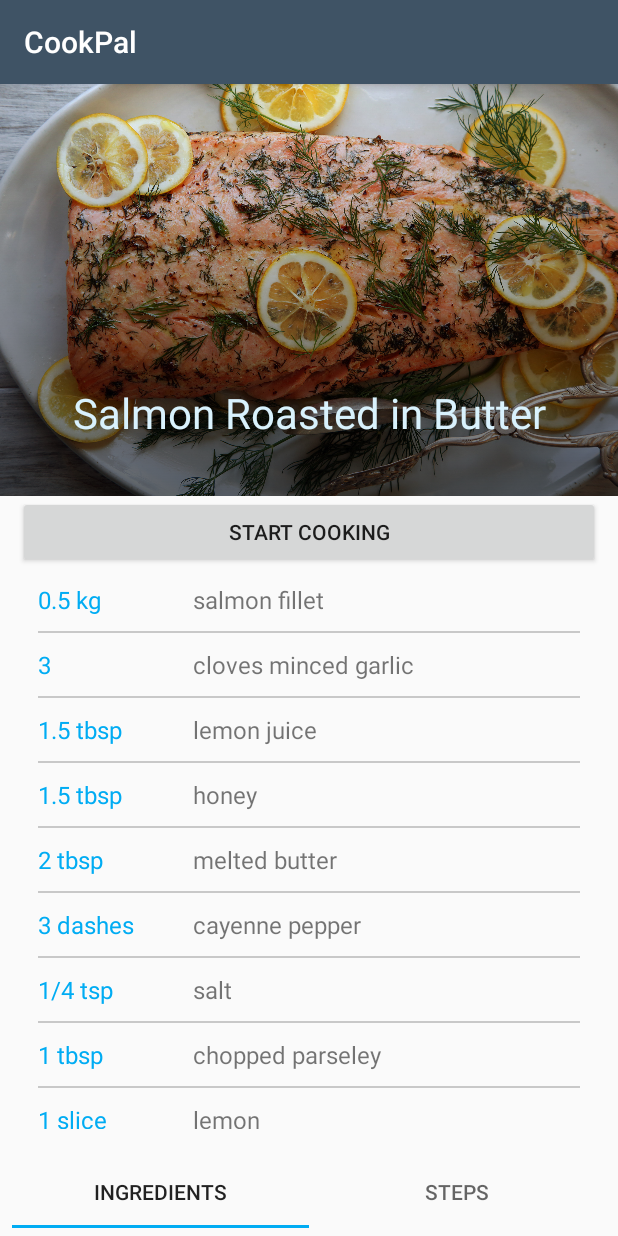
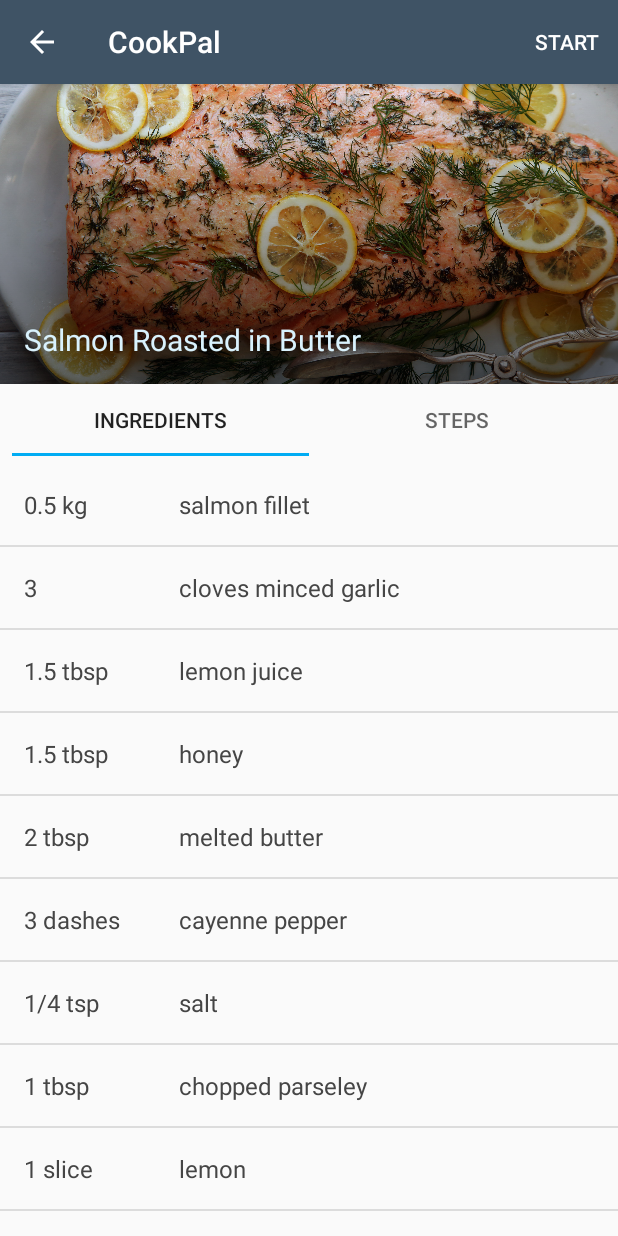
Before and after one commit to ghanem-mhd/Cookpal, an Android app: the RecipeOverview screen opened directly, with no data from a screen before it, on a phone screen of 412 x 824 dp. Run offline under Robolectric (Android 15) with nearby library versions, the phone set to English and light mode, and no system bars; our stand-ins replace Picasso; pictures from the network do not load.

Commit message:
edit overview screen

```diff
--- a/app/src/main/java/com/example/cookpal/recipesList/RecipeIngredientsFragment.java
+++ b/app/src/main/java/com/example/cookpal/recipesList/RecipeIngredientsFragment.java
@@ -4,6 +4,7 @@ import android.os.Bundle;
 import android.support.annotation.NonNull;
 import android.support.annotation.Nullable;
 import android.support.v4.app.Fragment;
+import android.support.v7.widget.DividerItemDecoration;
 import android.support.v7.widget.LinearLayoutManager;
 import android.support.v7.widget.RecyclerView;
 import android.view.LayoutInflater;
@@ -24,6 +25,9 @@ public class RecipeIngredientsFragment extends Fragment {
 
         RecipeDetails recipe = RecipeFactory.getSalmonRecipe();
         RecyclerView.Adapter adapter = new RecipeIngredientAdapter(recipe.getIngredients());
+
+        list.addItemDecoration(new DividerItemDecoration(getContext(), DividerItemDecoration.VERTICAL));
+
         RecyclerView.LayoutManager layoutManager = new LinearLayoutManager(getContext());
 
         list.setHasFixedSize(true);
--- a/app/src/main/java/com/example/cookpal/recipesList/RecipeOverview.java
+++ b/app/src/main/java/com/example/cookpal/recipesList/RecipeOverview.java
@@ -1,25 +1,21 @@
 package com.example.cookpal.recipesList;
 
 import android.os.Bundle;
-import android.support.design.widget.FloatingActionButton;
-import android.support.design.widget.Snackbar;
-import android.support.design.widget.TabItem;
 import android.support.design.widget.TabLayout;
 import android.support.v4.app.FragmentManager;
-import android.support.v4.app.FragmentTransaction;
+import android.support.v7.app.ActionBar;
 import android.support.v7.app.AppCompatActivity;
-import android.support.v7.widget.LinearLayoutManager;
-import android.support.v7.widget.RecyclerView;
-import android.support.v7.widget.Toolbar;
+import android.view.Menu;
+import android.view.MenuItem;
 import android.view.View;
 import android.widget.Button;
+import android.widget.ImageView;
 import android.widget.TextView;
 
 import com.example.cookpal.R;
 import com.example.cookpal.models.RecipeDetails;
 import com.example.cookpal.utilities.RecipeFactory;
-
-import java.util.List;
+import com.squareup.picasso.Picasso;
 
 public class RecipeOverview extends AppCompatActivity implements TabLayout.BaseOnTabSelectedListener, View.OnClickListener {
 
@@ -27,23 +23,21 @@ public class RecipeOverview extends AppCompatActivity implements TabLayout.BaseO
     private TabLayout tabLayout;
     private TextView title;
     private RecipeDetails recipe;
+    private ImageView recipeImage;
 
     private FragmentManager fragmentManager;
     private boolean isIngredientsSelected;
-
-    private  RecyclerView.Adapter adapterIngredients;
-    private  RecyclerView.Adapter adapterSteps;
 
     @Override
     protected void onCreate(Bundle savedInstanceState) {
         super.onCreate(savedInstanceState);
         setContentView(R.layout.activity_recipe_overview);
 
-
-        btnStartCooking = (Button) findViewById(R.id.btn_start_cooking);
-        tabLayout = (TabLayout) findViewById(R.id.tab);
+        btnStartCooking = findViewById(R.id.btn_start_cooking);
+        tabLayout = findViewById(R.id.tab);
         tabLayout.addOnTabSelectedListener(this);
-        title = (TextView) findViewById(R.id.title);
+        title = findViewById(R.id.title);
+        recipeImage = findViewById(R.id.img);
         recipe = RecipeFactory.getSalmonRecipe();
         title.setText(recipe.getRecipe().title);
         btnStartCooking.setOnClickListener(this);
@@ -51,6 +45,41 @@ public class RecipeOverview extends AppCompatActivity implements TabLayout.BaseO
         fragmentManager = getSupportFragmentManager();
         fragmentManager.beginTransaction().add(R.id.fragment, new RecipeIngredientsFragment()).commit();
         isIngredientsSelected = true;
+
+        setupToolbar();
+
+
+        Picasso.get()
+                .load(R.drawable.recipe1)
+                .resize(900,600)
+                .into(recipeImage);
+    }
+
+    private void setupToolbar() {
+        ActionBar actionBar = getSupportActionBar();
+        if (actionBar != null) {
+            actionBar.setDisplayHomeAsUpEnabled(true);
+        }
+    }
+
+    @Override
+    public boolean onOptionsItemSelected(MenuItem item) {
+        int id = item.getItemId();
+        if (id == android.R.id.home) {
+            finish();
+            return true;
+        }
+
+        if (id == R.id.action_start_cooking){
+            //Todo: navigate to another view
+        }
+        return super.onOptionsItemSelected(item);
+    }
+
+    @Override
+    public boolean onCreateOptionsMenu(Menu menu) {
+        getMenuInflater().inflate(R.menu.recipe_overview, menu);
+        return true;
     }
 
     @Override
@@ -86,6 +115,6 @@ public class RecipeOverview extends AppCompatActivity implements TabLayout.BaseO
 
     @Override
     public void onClick(View view) {
-        //Todo: navigate to another view
+
     }
 }
--- a/app/src/main/java/com/example/cookpal/recipesList/RecipeStepAdapter.java
+++ b/app/src/main/java/com/example/cookpal/recipesList/RecipeStepAdapter.java
@@ -33,7 +33,6 @@ public class RecipeStepAdapter extends RecyclerView.Adapter<RecipeStepAdapter.Re
     public void onBindViewHolder(@NonNull RecipeStepViewHolder recipeStepViewHolder, int i) {
         RecipeDetails.Step step = steps.get(i);
         recipeStepViewHolder.step.setText(step.getDescription());
-        recipeStepViewHolder.number.setText(""+step.getNumber());
         //Todo: set video resource for the snippet
         // recipeStepViewHolder.snippet
     }
@@ -69,7 +68,6 @@ public class RecipeStepAdapter extends RecyclerView.Adapter<RecipeStepAdapter.Re
 
         public RecipeStepViewHolder(@NonNull View itemView) {
             super(itemView);
-            number = (TextView)itemView.findViewById(R.id.num);
             step = (TextView)itemView.findViewById(R.id.step);
             arrow = (ImageButton)itemView.findViewById(R.id.arr);
 
--- a/app/src/main/java/com/example/cookpal/recipesList/RecipeStepsFragment.java
+++ b/app/src/main/java/com/example/cookpal/recipesList/RecipeStepsFragment.java
@@ -4,6 +4,7 @@ import android.os.Bundle;
 import android.support.annotation.NonNull;
 import android.support.annotation.Nullable;
 import android.support.v4.app.Fragment;
+import android.support.v7.widget.DividerItemDecoration;
 import android.support.v7.widget.LinearLayoutManager;
 import android.support.v7.widget.RecyclerView;
 import android.view.LayoutInflater;
@@ -26,6 +27,8 @@ public class RecipeStepsFragment extends Fragment {
         RecyclerView.Adapter adapter = new RecipeStepAdapter(recipe.getSteps());
         RecyclerView.LayoutManager layoutManager = new LinearLayoutManager(getContext());
 
+        list.addItemDecoration(new DividerItemDecoration(getContext(), DividerItemDecoration.VERTICAL));
+
         list.setHasFixedSize(true);
         list.setLayoutManager(layoutManager);
         list.setAdapter(adapter);
--- a/app/src/main/res/layout/content_recipe_overview.xml
+++ b/app/src/main/res/layout/content_recipe_overview.xml
@@ -1,72 +1,55 @@
 <?xml version="1.0" encoding="utf-8"?>
 <RelativeLayout xmlns:android="http://schemas.android.com/apk/res/android"
+    xmlns:app="http://schemas.android.com/apk/res-auto"
+    xmlns:tools="http://schemas.android.com/tools"
     android:layout_width="match_parent"
-    android:layout_height="match_parent"
-    xmlns:app="http://schemas.android.com/apk/res-auto">
+    android:layout_height="match_parent">
 
     <ImageView
         android:id="@+id/img"
         android:layout_width="match_parent"
-        android:layout_height="wrap_content"
-        android:scaleType="fitXY"
-        android:adjustViewBounds="true"
-        android:src="@drawable/recipe1"
-        android:layout_marginTop="0dp"
-        />
+        android:layout_height="200dp"
+        android:scaleType="centerCrop"
+        tools:ignore="ContentDescription" />
 
     <View
         android:id="@+id/view2"
         android:layout_width="match_parent"
         android:layout_height="wrap_content"
-        android:layout_toStartOf="@id/img"
         android:layout_alignEnd="@id/img"
         android:layout_alignBottom="@id/img"
+        android:layout_toStartOf="@id/img"
         android:background="@drawable/horizontal_gradient" />
 
     <TextView
         android:id="@+id/title"
         android:layout_width="match_parent"
         android:layout_height="wrap_content"
-        android:layout_marginTop="200dp"
         android:text="Salmon Roasted in Button"
-        android:textAlignment="center"
+        android:layout_marginBottom="16dp"
+        android:layout_marginStart="16dp"
+        android:layout_alignBottom="@+id/img"
         android:textColor="@color/colorAccentLight"
-        android:textSize="28sp"
-        android:layout_marginStart="8dp"
-        android:layout_marginEnd="8dp"/>
+        android:textSize="20sp" />
 
     <Button
         android:id="@+id/btn-start-cooking"
         android:layout_width="match_parent"
         android:layout_height="wrap_content"
-        android:text="start cooking"
         android:layout_below="@id/img"
         android:layout_marginStart="12dp"
         android:layout_marginEnd="12dp"
-        />
-
-
-    <RelativeLayout
-        android:id="@+id/fragment"
-        android:layout_width="match_parent"
-        android:layout_height="wrap_content"
-        android:layout_below="@id/btn-start-cooking"
-        android:layout_above="@id/tab"
-        android:layout_marginStart="25dp"
-        android:layout_marginEnd="25dp"
-        android:layout_marginBottom="18dp">
-
-    </RelativeLayout>
+        android:text="start cooking"
+        android:visibility="gone" />
 
     <android.support.design.widget.TabLayout
         android:id="@+id/tab"
         android:layout_width="match_parent"
         android:layout_height="wrap_content"
+        android:layout_below="@+id/img"
         android:layout_marginStart="8dp"
         android:layout_marginEnd="8dp"
-        android:layout_marginBottom="5dp"
-        android:layout_alignParentBottom="true"
-        >
+        android:layout_marginBottom="5dp">
 
         <android.support.design.widget.TabItem
             android:id="@+id/tab-ingredients"
@@ -82,4 +65,11 @@
 
     </android.support.design.widget.TabLayout>
 
+    <RelativeLayout
+        android:id="@+id/fragment"
+        android:layout_width="match_parent"
+        android:layout_height="match_parent"
+        android:layout_below="@id/tab" />
+
+
 </RelativeLayout>
--- a/app/src/main/res/layout/recipe_ingredient_item.xml
+++ b/app/src/main/res/layout/recipe_ingredient_item.xml
@@ -1,41 +1,25 @@
 <?xml version="1.0" encoding="utf-8"?>
 <LinearLayout xmlns:android="http://schemas.android.com/apk/res/android"
-    xmlns:app="http://schemas.android.com/apk/res-auto"
-    xmlns:tools="http://schemas.android.com/tools"
     android:layout_width="match_parent"
     android:layout_height="wrap_content"
-    android:orientation="vertical">
-
-        <LinearLayout
-            android:id="@+id/l"
-            android:layout_width="match_parent"
-            android:layout_height="match_parent"
-            android:layout_marginTop="10dp"
-            android:orientation="horizontal">
+    android:orientation="horizontal"
+    android:padding="16dp">
 
         <TextView
             android:id="@+id/qty"
             android:layout_width="100dp"
             android:layout_height="wrap_content"
             android:text="0.1 kg"
-                    android:textColor="@color/colorAccent"
-                    android:textSize="16sp"
-                    />
+            android:textColor="@color/primary_text"
+            android:textSize="16sp" />
 
         <TextView
             android:id="@+id/ingredient"
             android:layout_width="match_parent"
             android:layout_height="wrap_content"
             android:layout_marginStart="3dp"
+            android:textColor="@color/primary_text"
             android:text="blablabla"
             android:textSize="16sp"
             />
 </LinearLayout>
-
-        <View
-            android:layout_width="match_parent"
-            android:layout_height="1dp"
-            android:background="@color/list_separator"
-            android:layout_marginTop="10dp"
-            android:layout_below="@id/l"/>
-</LinearLayout>
--- a/app/src/main/res/layout/recipe_step_item.xml
+++ b/app/src/main/res/layout/recipe_step_item.xml
@@ -1,23 +1,10 @@
 <?xml version="1.0" encoding="utf-8"?>
 <RelativeLayout
     xmlns:android="http://schemas.android.com/apk/res/android"
-    android:layout_width="match_parent"
-    android:layout_height="wrap_content">
-
-    <RelativeLayout
     android:id="@+id/item_folded"
     android:layout_width="match_parent"
     android:layout_height="wrap_content"
-        android:layout_marginTop="10dp">
-
-        <TextView
-            android:id="@+id/num"
-            android:layout_width="wrap_content"
-            android:layout_height="wrap_content"
-            android:text="10"
-            android:textSize="16sp"
-            android:textColor="@color/colorAccent"
-            />
+    android:padding="16dp">
 
     <TextView
         android:id="@+id/step"
@@ -25,11 +12,10 @@
         android:layout_height="wrap_content"
         android:text="Preheat oven to 200° C Preheat to 200° C Preheat "
         android:textSize="16sp"
-            android:layout_marginStart="10dp"
-            android:layout_toRightOf="@id/num"
-            android:layout_toLeftOf="@id/arr"
+        android:layout_alignParentStart="true"
+        android:textColor="@color/primary_text"
+        android:layout_toLeftOf="@id/arr" />
 
-            />
     <ImageButton
         android:id="@+id/arr"
         android:layout_width="30dp"
@@ -54,12 +40,3 @@
         />
 
 </RelativeLayout>
-
-    <View
-        android:layout_width="match_parent"
-        android:layout_height="1dp"
-        android:layout_marginTop="10dp"
-        android:background="@color/list_separator"
-        android:layout_below="@id/item_folded"/>
-
-</RelativeLayout>
--- /dev/null
+++ b/app/src/main/res/menu/recipe_overview.xml
@@ -0,0 +1,10 @@
+<?xml version="1.0" encoding="utf-8"?>
+<menu xmlns:tools="http://schemas.android.com/tools"
+    xmlns:android="http://schemas.android.com/apk/res/android"
+    xmlns:app="http://schemas.android.com/apk/res-auto">
+
+    <item
+        android:id="@+id/action_start_cooking"
+        android:title="Start"
+        app:showAsAction="ifRoom|collapseActionView" />
+</menu>
```
Lines whose indentation alone changed are shown as unchanged.
